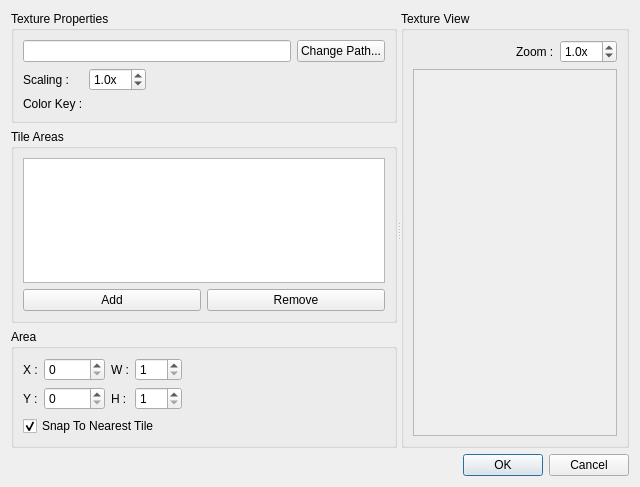
Qt form ImportTilesInBulkDialog.ui (fborse/map-painter-95) before a commit.
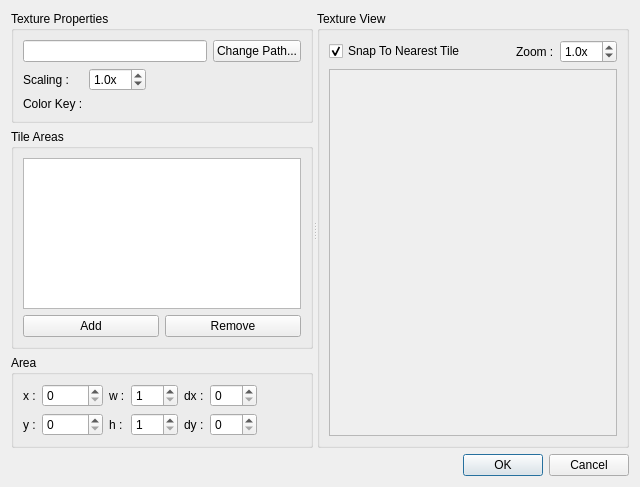
The same form after that commit. Custom widgets are drawn as their Qt base class.

Commit message: Implementation of importing tiles in bulk completed

```diff
--- a/ImportTilesInBulkDialog.ui
+++ b/ImportTilesInBulkDialog.ui
@@ -143,15 +143,13 @@
          <property name="title">
           <string>Area</string>
          </property>
-         <layout class="QVBoxLayout" name="verticalLayout_5">
-          <item>
-           <layout class="QHBoxLayout" name="horizontalLayout_5">
+         <layout class="QHBoxLayout" name="horizontalLayout_2">
             <item>
              <layout class="QFormLayout" name="formLayout">
               <item row="0" column="0">
                <widget class="QLabel" name="xLabel">
                 <property name="text">
-                 <string>X :</string>
+               <string>x :</string>
                 </property>
                </widget>
               </item>
@@ -165,7 +163,7 @@
               <item row="1" column="0">
                <widget class="QLabel" name="yLabel">
                 <property name="text">
-                 <string>Y :</string>
+               <string>y :</string>
                 </property>
                </widget>
               </item>
@@ -183,7 +181,7 @@
               <item row="0" column="0">
                <widget class="QLabel" name="wLabel">
                 <property name="text">
-                 <string>W :</string>
+               <string>w :</string>
                 </property>
                </widget>
               </item>
@@ -200,7 +198,7 @@
               <item row="1" column="0">
                <widget class="QLabel" name="hLabel">
                 <property name="text">
-                 <string>H :</string>
+               <string>h :</string>
                 </property>
                </widget>
               </item>
@@ -216,6 +214,38 @@
               </item>
              </layout>
             </item>
+          <item>
+           <layout class="QFormLayout" name="formLayout_3">
+            <item row="0" column="0">
+             <widget class="QLabel" name="dxLabel">
+              <property name="text">
+               <string>dx :</string>
+              </property>
+             </widget>
+            </item>
+            <item row="0" column="1">
+             <widget class="QSpinBox" name="dxSpinBox">
+              <property name="maximum">
+               <number>256</number>
+              </property>
+             </widget>
+            </item>
+            <item row="1" column="0">
+             <widget class="QLabel" name="dyLabel">
+              <property name="text">
+               <string>dy :</string>
+              </property>
+             </widget>
+            </item>
+            <item row="1" column="1">
+             <widget class="QSpinBox" name="dySpinBox">
+              <property name="maximum">
+               <number>256</number>
+              </property>
+             </widget>
+            </item>
+           </layout>
+          </item>
             <item>
              <spacer name="horizontalSpacer_2">
               <property name="orientation">
@@ -230,35 +260,6 @@
              </spacer>
             </item>
            </layout>
-          </item>
-          <item>
-           <layout class="QHBoxLayout" name="horizontalLayout_2">
-            <item>
-             <widget class="QCheckBox" name="magneticCheckBox">
-              <property name="text">
-               <string>Snap To Nearest Tile</string>
-              </property>
-              <property name="checked">
-               <bool>true</bool>
-              </property>
-             </widget>
-            </item>
-            <item>
-             <spacer name="horizontalSpacer">
-              <property name="orientation">
-               <enum>Qt::Orientation::Horizontal</enum>
-              </property>
-              <property name="sizeHint" stdset="0">
-               <size>
-                <width>40</width>
-                <height>20</height>
-               </size>
-              </property>
-             </spacer>
-            </item>
-           </layout>
-          </item>
-         </layout>
         </widget>
        </item>
       </layout>
@@ -270,6 +271,16 @@
       <layout class="QVBoxLayout" name="verticalLayout_3">
        <item>
         <layout class="QHBoxLayout" name="horizontalLayout_7">
+         <item>
+          <widget class="QCheckBox" name="magneticCheckBox">
+           <property name="text">
+            <string>Snap To Nearest Tile</string>
+           </property>
+           <property name="checked">
+            <bool>true</bool>
+           </property>
+          </widget>
+         </item>
          <item>
           <spacer name="horizontalSpacer_4">
            <property name="orientation">
@@ -327,13 +338,17 @@
            <rect>
             <x>0</x>
             <y>0</y>
-            <width>216</width>
+            <width>269</width>
             <height>355</height>
            </rect>
           </property>
           <layout class="QHBoxLayout" name="horizontalLayout_3">
            <item>
-            <widget class="ImportTilesInBulkWidget" name="rectanglesViewWidget" native="true"/>
+            <widget class="ImportTilesInBulkWidget" name="rectanglesViewWidget" native="true">
+             <property name="mouseTracking">
+              <bool>true</bool>
+             </property>
+            </widget>
            </item>
           </layout>
          </widget>
```
Left out of the diff: 82 changed lines with no effect on the pictures. Lines whose indentation alone changed are shown as unchanged. The commit also changes 4 other files.
